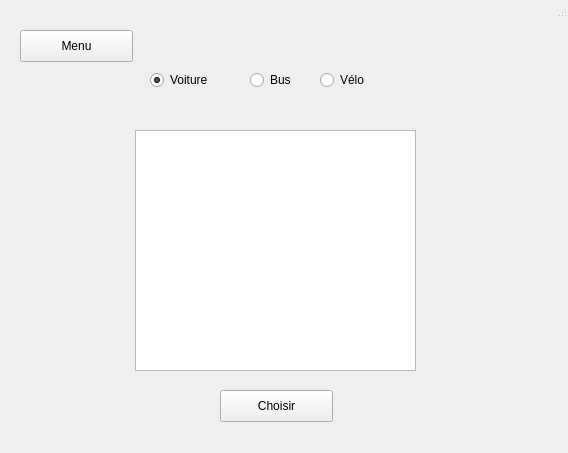
TitiCrou/TAC, file fenetrelocation.ui: the form before one commit.
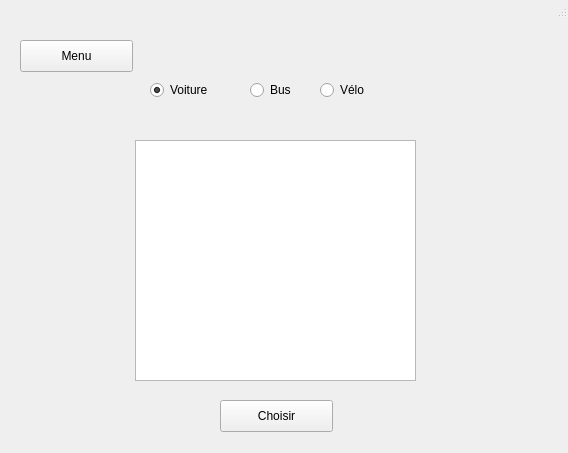
The form after the commit.

```diff
--- a/fenetrelocation.ui
+++ b/fenetrelocation.ui
@@ -17,7 +17,7 @@
    <property name="geometry">
     <rect>
      <x>10</x>
-     <y>20</y>
+     <y>30</y>
      <width>541</width>
      <height>411</height>
     </rect>
```
